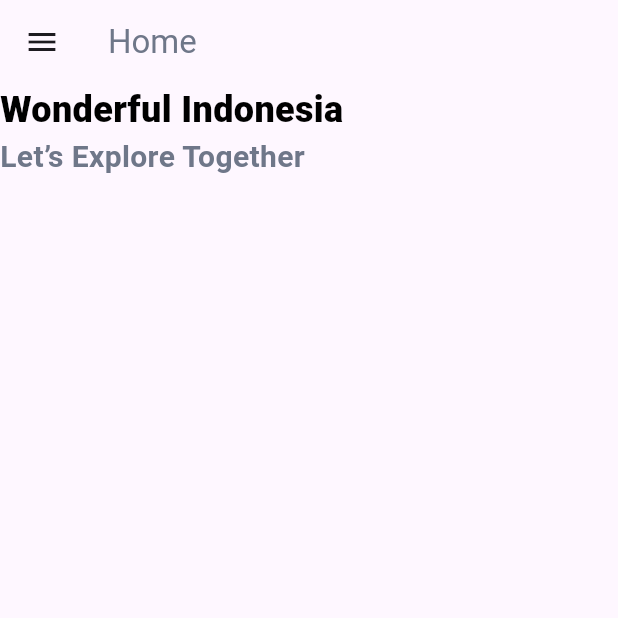
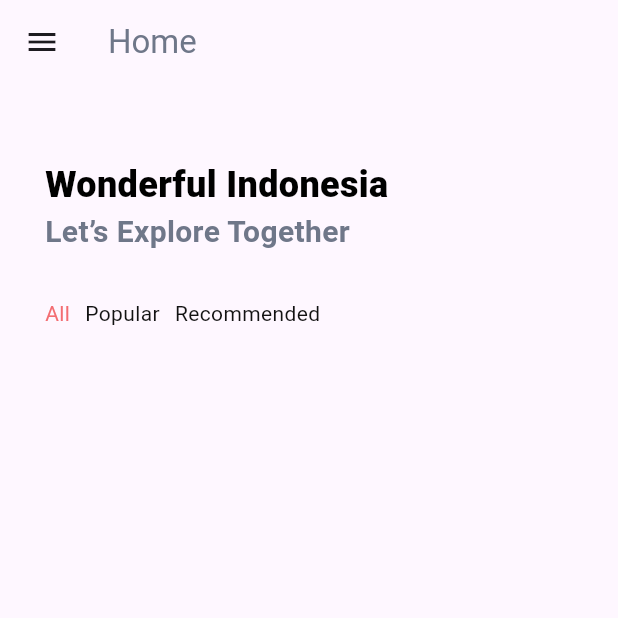
Before and after one commit to Desp0o/flutter-first-proj, a Flutter app: the screen it shows after launch, on a phone screen of 412 x 824 dp, the top half of it. Run offline on Flutter 3.47's test engine with Material 3 defaults, Android fonts, the light colour scheme and no system bars.

Commit message:
updating filters

```diff
--- a/lib/pages/first_page.dart
+++ b/lib/pages/first_page.dart
@@ -1,6 +1,7 @@
 import "package:flutter/material.dart";
-import "package:tkt/widgets/Greeting.dart";
-import "package:tkt/widgets/SIdeMenu.dart";
+import "package:tkt/widgets/category_widget.dart";
+import "package:tkt/widgets/greeting_widget.dart";
+import "package:tkt/widgets/sIdeMenu.dart";
 
 class FirstPage extends StatelessWidget {
   const FirstPage({super.key});
@@ -15,8 +16,14 @@ class FirstPage extends StatelessWidget {
           style: TextStyle(color: Color(0xff6F7789)),
         ),
       ),
-      body: Column(
-        children: const [Greeting()],
+      body: ListView(
+        padding: EdgeInsets.only(left: 30),
+        children: const [
+          SizedBox(height: 50),
+          Greeting(),
+          SizedBox(height: 30),
+          CategorWidget()
+        ],
       ),
     );
   }
--- a/lib/widgets/Greeting.dart
+++ /dev/null
@@ -1,27 +0,0 @@
-import 'package:flutter/material.dart';
-
-class Greeting extends StatelessWidget {
-  const Greeting({super.key});
-
-  @override
-  Widget build(BuildContext context) {
-    return const Column(
-      crossAxisAlignment: CrossAxisAlignment.start,
-      children: [
-        Text(
-          "Wonderful Indonesia",
-          style: TextStyle(
-            color: Color(0xff000000),
-            fontSize: 24,
-            fontWeight: FontWeight.w900,
-          ),
-        ),
-        Text("Let’s Explore Together",
-            style: TextStyle(
-                color: Color(0xff6F7789),
-                fontSize: 20,
-                fontWeight: FontWeight.w600))
-      ],
-    );
-  }
-}
--- /dev/null
+++ b/lib/widgets/category_widget.dart
@@ -0,0 +1,55 @@
+import 'package:flutter/material.dart';
+
+class CategorWidget extends StatefulWidget {
+  const CategorWidget({super.key});
+
+  @override
+  State<CategorWidget> createState() => _CategorWidgetState();
+}
+
+class _CategorWidgetState extends State<CategorWidget> {
+  String _currentFilter = 'All';
+
+  void updateFilter(String filter) {
+    setState(() {
+      _currentFilter = filter;
+      print(_currentFilter);
+    });
+  }
+
+  final List<String> _filters = [
+    'All',
+    'Popular',
+    'Recommended',
+  ];
+
+  @override
+  Widget build(BuildContext context) {
+    return Column(
+      children: [
+        Row(
+          children: _filters
+              .map((filter) => GestureDetector(
+                    onTap: () => updateFilter(filter),
+                    child: Row(
+                      children: [
+                        Text(
+                          filter,
+                          style: TextStyle(
+                            color: _currentFilter == filter
+                                ? Color(0xffF36D72)
+                                : Color(0xff121212),
+                          ),
+                        ),
+                        SizedBox(
+                          width: 10,
+                        ),
+                      ],
+                    ),
+                  ))
+              .toList(),
+        ),
+      ],
+    );
+  }
+}
--- /dev/null
+++ b/lib/widgets/greeting_widget.dart
@@ -0,0 +1,29 @@
+import 'package:flutter/material.dart';
+
+class Greeting extends StatelessWidget {
+  const Greeting({super.key});
+
+  @override
+  Widget build(BuildContext context) {
+    return SizedBox(
+      child: Column(
+        crossAxisAlignment: CrossAxisAlignment.start,
+        children: const [
+          Text(
+            "Wonderful Indonesia",
+            style: TextStyle(
+              color: Color(0xff000000),
+              fontSize: 24,
+              fontWeight: FontWeight.w900,
+            ),
+          ),
+          Text("Let’s Explore Together",
+              style: TextStyle(
+                  color: Color(0xff6F7789),
+                  fontSize: 20,
+                  fontWeight: FontWeight.w600))
+        ],
+      ),
+    );
+  }
+}
```
